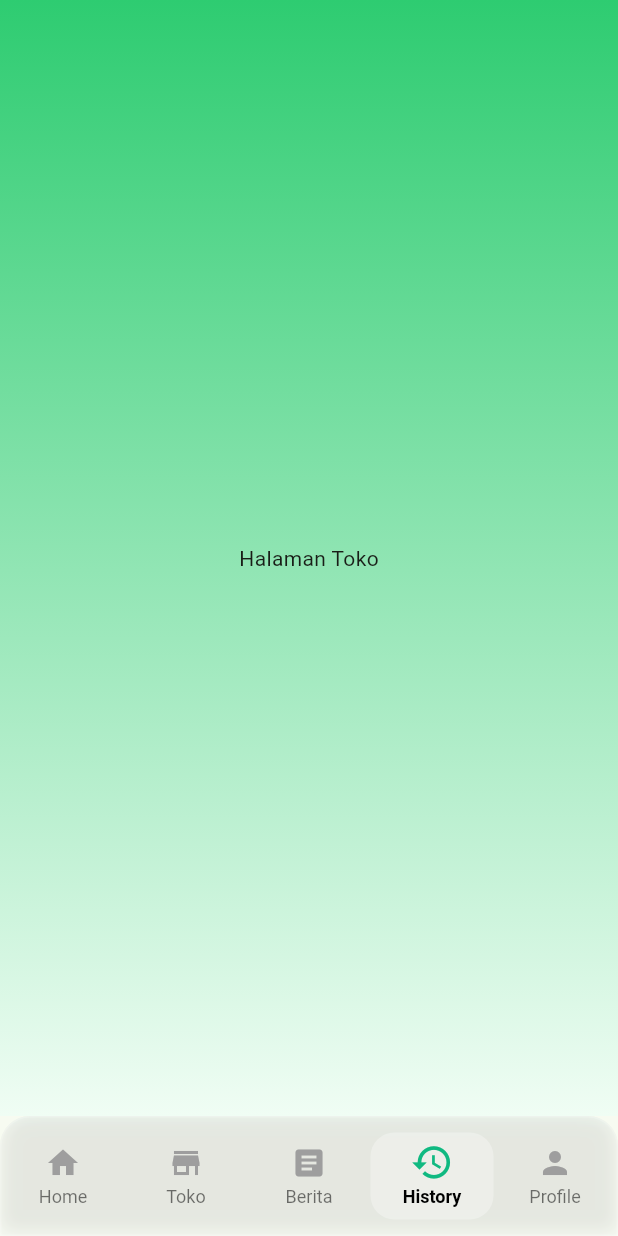
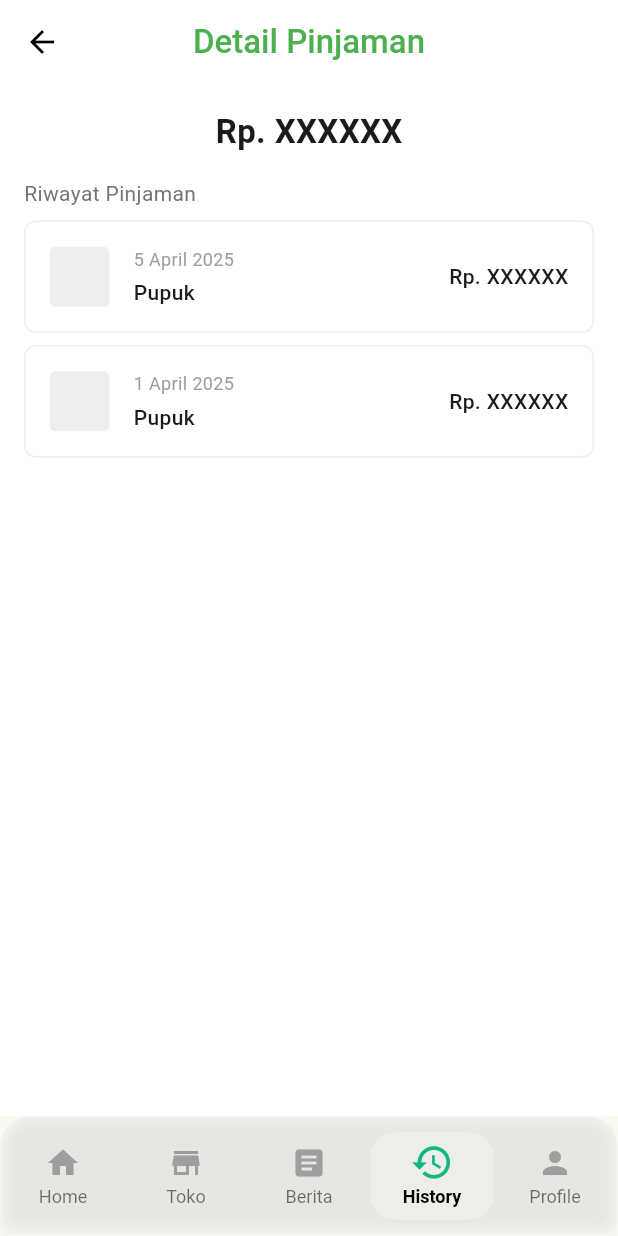
Before and after one commit to BoonieX/pasca-panen_mobile, a Flutter app: the screen it shows after launch, item 4 of the bottom bar chosen, on a phone screen of 412 x 824 dp. Run offline on Flutter 3.47's test engine with Material 3 defaults, Android fonts, the phone set to English and light mode, and no system bars; our stand-ins replace shared_preferences, sqflite; accounts and stored records are empty; network calls fail.

Commit message:
front end history

```diff
--- a/lib/pages/Histori/history_screen.dart
+++ b/lib/pages/Histori/history_screen.dart
@@ -1,10 +1,165 @@
 import 'package:flutter/material.dart';
 
-class HistoryScreen extends StatelessWidget {
+void main() {
+  runApp(const MyApp());
+}
+
+// Root MaterialApp that provides necessary ancestor widgets
+class MyApp extends StatelessWidget {
+  const MyApp({Key? key}) : super(key: key);
+
   @override
   Widget build(BuildContext context) {
-    return Center(
-      child: Text("Halaman Toko"),
+    return MaterialApp(
+      debugShowCheckedModeBanner: false,
+      theme: ThemeData(
+        primarySwatch: Colors.green,
+      ),
+      home: const HistoryScreen(),
     );
   }
 }
+
+class HistoryScreen extends StatelessWidget {
+  const HistoryScreen({Key? key}) : super(key: key);
+
+  @override
+  Widget build(BuildContext context) {
+    // Data transaksi
+    final List<Map<String, String>> transactions = [
+      {
+        'date': '5 April 2025',
+        'description': 'Pupuk',
+        'amount': 'XXXXXX'
+      },
+      {
+        'date': '1 April 2025',
+        'description': 'Pupuk',
+        'amount': 'XXXXXX'
+      }
+    ];
+
+    return Scaffold(
+      backgroundColor: Colors.white,
+      appBar: AppBar(
+        elevation: 0,
+        backgroundColor: Colors.white,
+        leading: IconButton(
+          icon: const Icon(Icons.arrow_back, color: Colors.black),
+          onPressed: () => Navigator.of(context).pop(),
+        ),
+        centerTitle: true,
+        title: const Text(
+          'Detail Pinjaman',
+          style: TextStyle(
+            color: Colors.green,
+            fontWeight: FontWeight.w500,
+          ),
+        ),
+      ),
+      body: Column(
+        children: [
+          // Nominal Total
+          Padding(
+            padding: const EdgeInsets.symmetric(vertical: 16.0),
+            child: Center(
+              child: Text(
+                'Rp. XXXXXX',
+                style: const TextStyle(
+                  fontSize: 22,
+                  fontWeight: FontWeight.bold,
+                ),
+              ),
+            ),
+          ),
+
+          // Riwayat Pinjaman Section
+          Padding(
+            padding: const EdgeInsets.symmetric(horizontal: 16.0),
+            child: Align(
+              alignment: Alignment.centerLeft,
+              child: Text(
+                'Riwayat Pinjaman',
+                style: TextStyle(
+                  color: Colors.grey[600],
+                  fontSize: 14,
+                ),
+              ),
+            ),
+          ),
+
+          const SizedBox(height: 8),
+
+          // List transaksi
+          Expanded(
+            child: ListView.builder(
+              padding: const EdgeInsets.symmetric(horizontal: 16.0),
+              itemCount: transactions.length,
+              itemBuilder: (context, index) {
+                final transaction = transactions[index];
+                return Padding(
+                  padding: const EdgeInsets.only(bottom: 8.0),
+                  child: Container(
+                    decoration: BoxDecoration(
+                      border: Border.all(color: Colors.grey.shade200),
+                      borderRadius: BorderRadius.circular(8),
+                    ),
+                    child: Padding(
+                      padding: const EdgeInsets.all(16.0),
+                      child: Row(
+                        children: [
+                          // Placeholder untuk icon
+                          Container(
+                            width: 40,
+                            height: 40,
+                            decoration: BoxDecoration(
+                              color: Colors.grey[200],
+                              borderRadius: BorderRadius.circular(4),
+                            ),
+                          ),
+                          const SizedBox(width: 16),
+                          // Detail transaksi
+                          Expanded(
+                            child: Column(
+                              crossAxisAlignment: CrossAxisAlignment.start,
+                              children: [
+                                Text(
+                                  transaction['date']!,
+                                  style: TextStyle(
+                                    color: Colors.grey[500],
+                                    fontSize: 12,
+                                  ),
+                                ),
+                                const SizedBox(height: 4),
+                                Text(
+                                  transaction['description']!,
+                                  style: const TextStyle(
+                                    fontWeight: FontWeight.w500,
+                                  ),
+                                ),
+                              ],
+                            ),
+                          ),
+                          // Nominal
+                          Text(
+                            'Rp. ${transaction['amount']}',
+                            style: const TextStyle(
+                              fontWeight: FontWeight.w500,
+                            ),
+                          ),
+                        ],
+                      ),
+                    ),
+                  ),
+                );
+              },
+            ),
+          ),
+        ],
+      ),
+    );
+  }
+}
+
+// Contoh untuk memanggil layar ini dari layar lain:
+// Navigator.of(context).push(MaterialPageRoute(builder: (context) => const HistoryScreen()));
```
Also changed, not shown: pubspec.lock.
